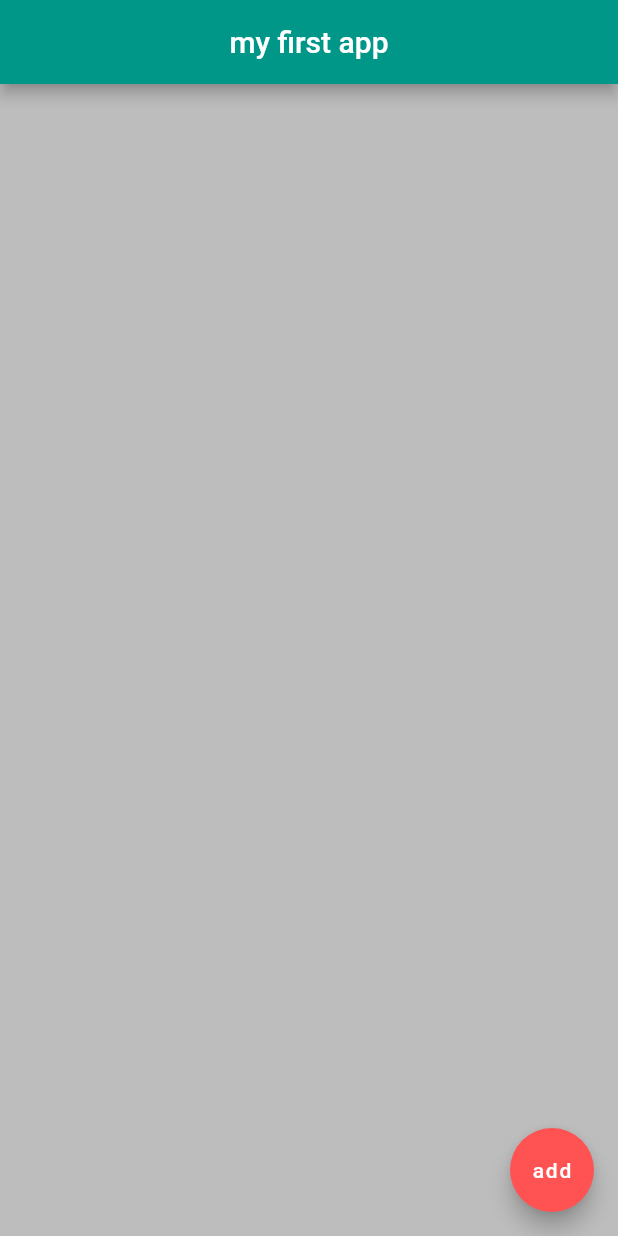
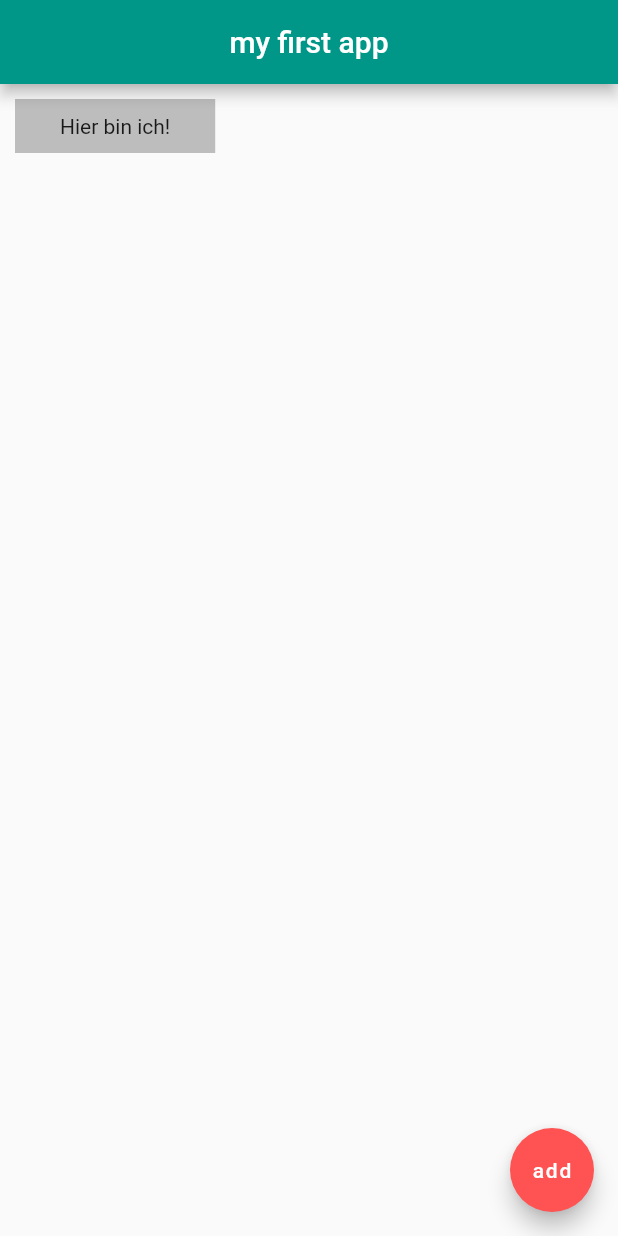
Before and after one commit to gromann/alexLearningFlutter, a Flutter app: the screen it shows after launch, on a phone screen of 412 x 824 dp. Run offline on Flutter 3.47's test engine with Material 2 defaults, Android fonts, the phone set to English and light mode, and no system bars.

Commit message:
#10 Added container with pad and marg

```diff
--- a/lib/main.dart
+++ b/lib/main.dart
@@ -1,3 +1,4 @@
+import 'package:flutter/cupertino.dart';
 import 'package:flutter/material.dart';
 
 void main() =>
@@ -18,7 +19,10 @@ class stateless extends StatelessWidget {
         backgroundColor: Colors.teal,
       ),
       body: Container(
+        padding: EdgeInsets.symmetric(horizontal: 30, vertical: 10),
+        margin: EdgeInsets.all(10),
         color: Colors.grey[400],
+        child: Text("Hier bin ich!"),
       ),
       floatingActionButton: FloatingActionButton(
         child: Text('add'),
```
